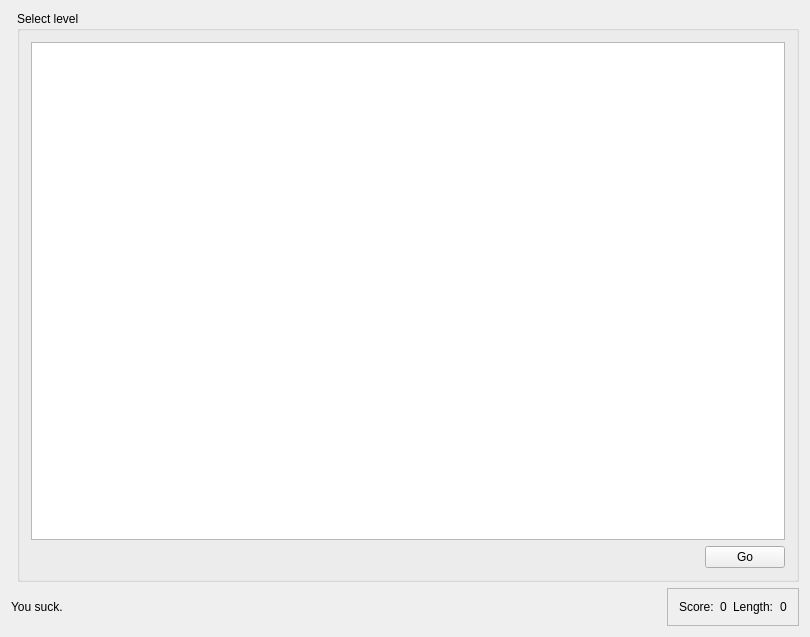
Before: the Qt Designer form mainwindow.ui in DexterLB/snake, drawn with Qt 5.
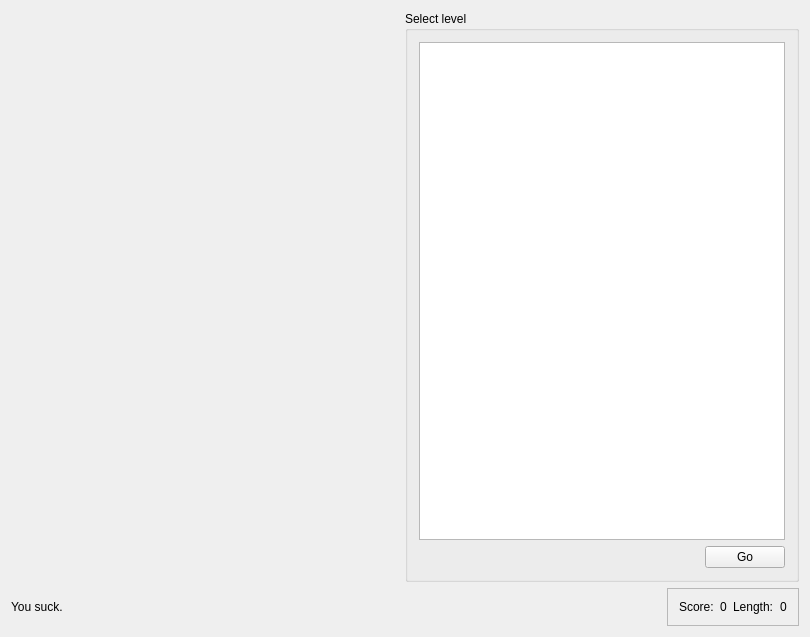
After: the same form once the commit is applied. Custom widgets are drawn as their Qt base class.

Patch:
```diff
--- a/mainwindow.ui
+++ b/mainwindow.ui
@@ -18,7 +18,7 @@
     <item row="0" column="0">
      <widget class="Canvas" name="canvas" native="true">
       <property name="sizePolicy">
-       <sizepolicy hsizetype="Preferred" vsizetype="Expanding">
+       <sizepolicy hsizetype="Expanding" vsizetype="Expanding">
         <horstretch>0</horstretch>
         <verstretch>0</verstretch>
        </sizepolicy>
@@ -53,7 +53,7 @@
          </property>
          <property name="sizeHint" stdset="0">
           <size>
-           <width>663</width>
+           <width>280</width>
            <height>20</height>
           </size>
          </property>
```
